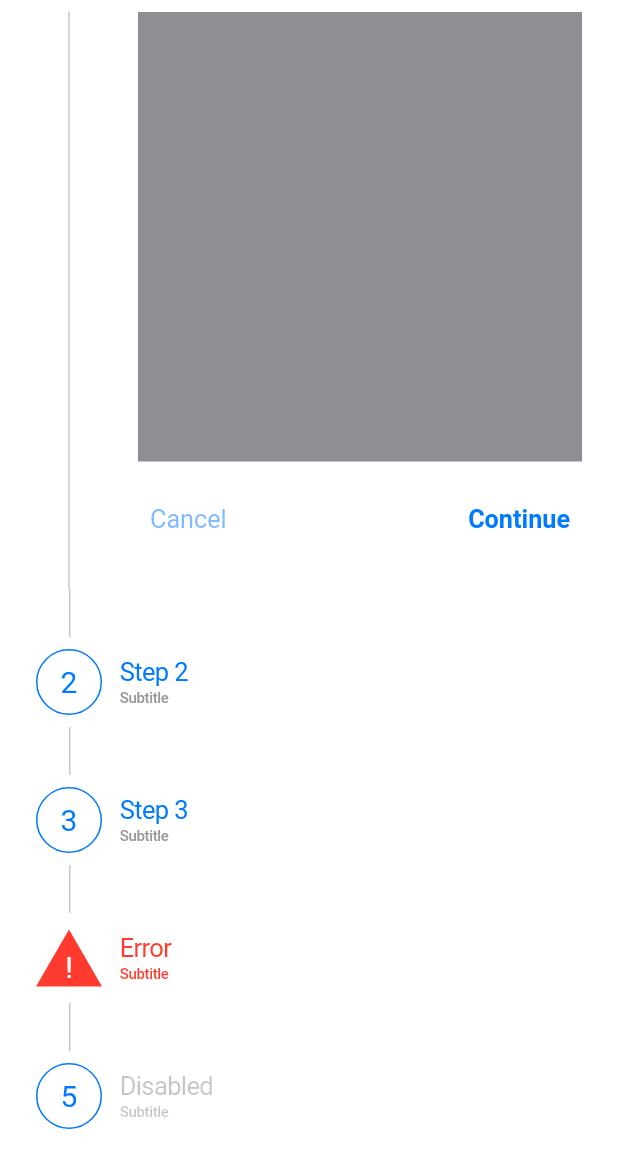
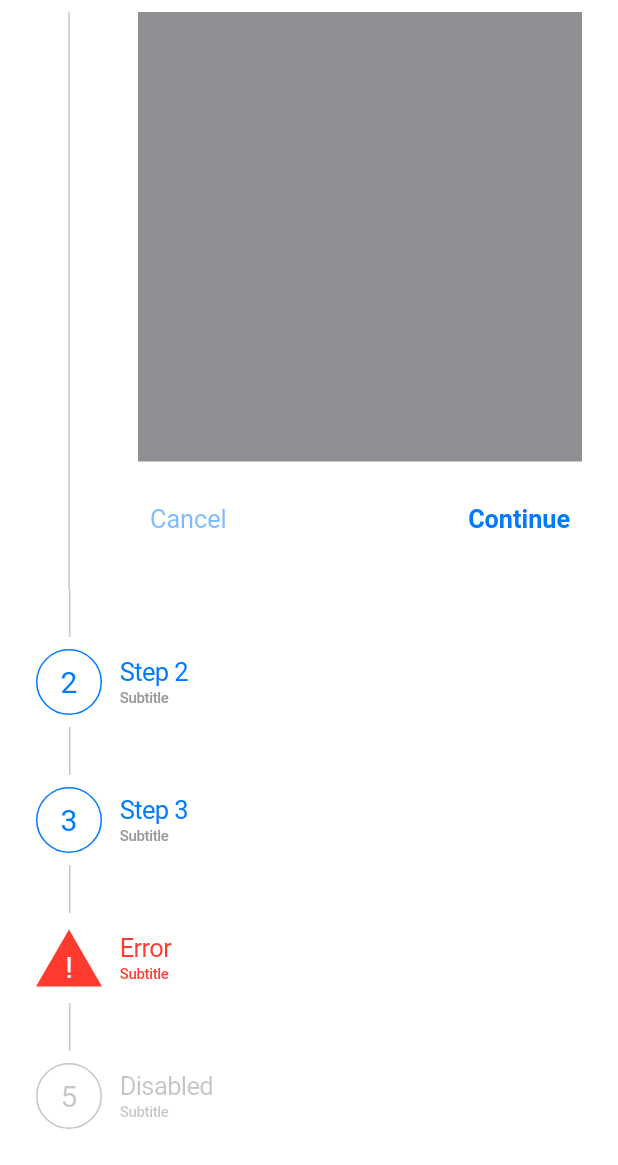
Before and after one commit to jpnurmi/cupertino_stepper, a Flutter app: the screen it shows after launch, scrolled down 65 dp, on a phone screen of 412 x 824 dp, the part 71-1236 px from its top. Run offline on Flutter 3.47's test engine with Material 2 defaults, Android fonts, the phone set to English and light mode, and no system bars; statements that could not run were skipped.

Commit message:
Fix disabled colors

```diff
--- a/lib/src/stepper.dart
+++ b/lib/src/stepper.dart
@@ -206,8 +206,8 @@ class _CupertinoStepperState extends State<CupertinoStepper>
     final bool isActive = widget.steps[index].isActive;
     assert(state != null);
     switch (state) {
+      case StepState.disabled:
       case StepState.indexed:
-      case StepState.disabled:
         return Text(
           '${index + 1}',
           style: TextStyle(
@@ -215,7 +215,10 @@ class _CupertinoStepperState extends State<CupertinoStepper>
               color: isActive
                   ? CupertinoDynamicColor.resolve(
                       CupertinoColors.white, context)
-                  : themeData.primaryColor),
+                  : state == StepState.disabled
+                      ? CupertinoDynamicColor.resolve(
+                          CupertinoColors.placeholderText, context)
+                      : themeData.primaryColor),
         );
       case StepState.editing:
         return Icon(
@@ -248,7 +251,10 @@ class _CupertinoStepperState extends State<CupertinoStepper>
 
   Color _borderColor(int index) {
     final CupertinoThemeData themeData = CupertinoTheme.of(context);
-    return themeData.primaryColor;
+    return widget.steps[index].state == StepState.disabled
+        ? CupertinoDynamicColor.resolve(
+            CupertinoColors.placeholderText, context)
+        : themeData.primaryColor;
   }
 
   Widget _buildCircle(int index, bool oldState) {
```
Also changed, not shown: doc/images/horizontal.png.
